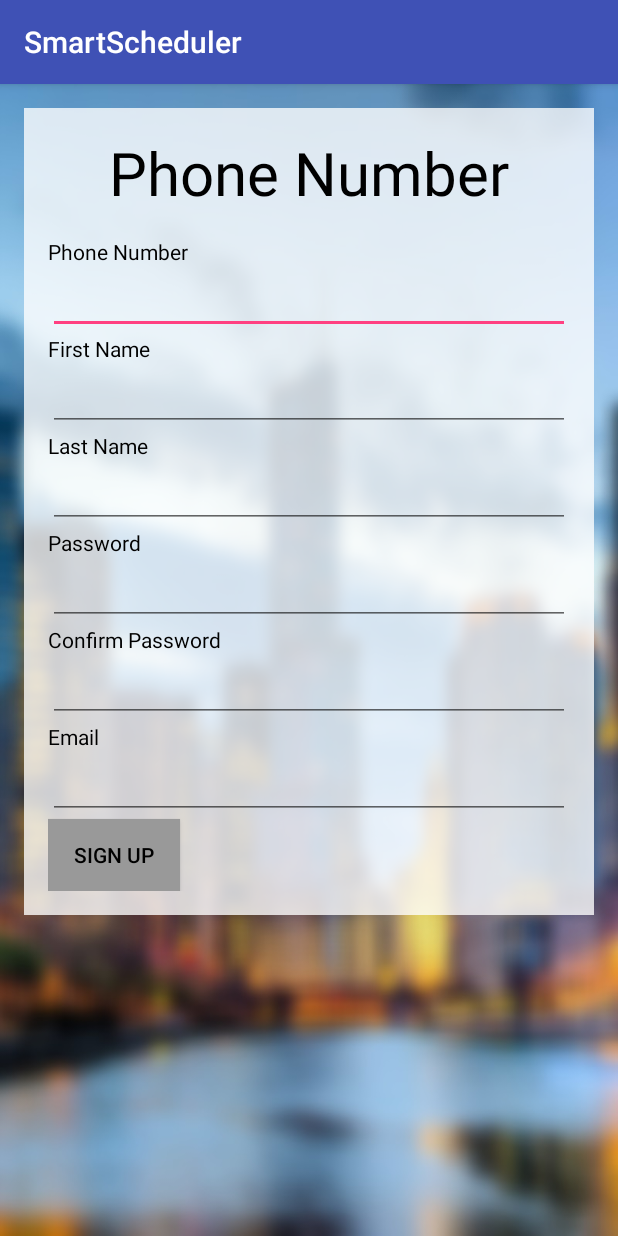
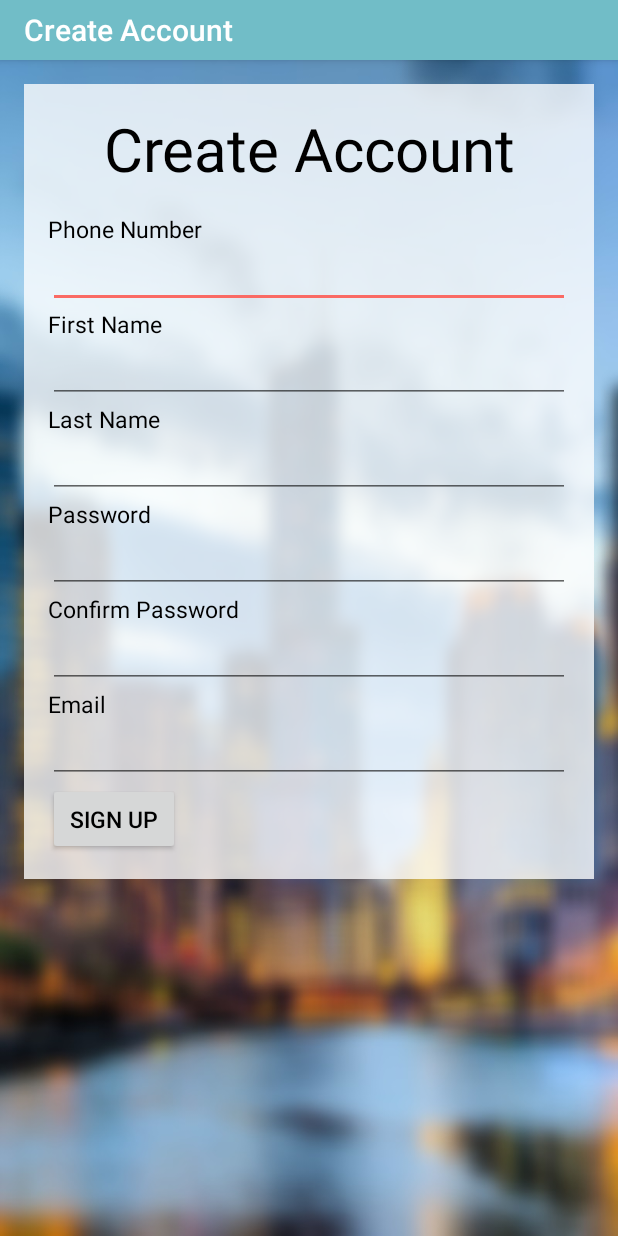
Before and after one commit to veereshr/rOOm-mobile-app, an Android app: the CreateAccount screen opened directly, with no data from a screen before it, on a phone screen of 412 x 824 dp. Run offline under Robolectric (Android 15) with nearby library versions, the phone set to English and light mode, and no system bars.

Commit message:
Change style sheet and added constants for color and textsize

```diff
--- a/SmartScheduler/app/src/main/AndroidManifest.xml
+++ b/SmartScheduler/app/src/main/AndroidManifest.xml
@@ -8,8 +8,7 @@
         android:label="@string/app_name"
         android:supportsRtl="true"
         android:theme="@style/AppTheme">
-        <activity android:name=".CreateTask" >
-        </activity>
+        <activity android:name=".CreateTask"/>
         <activity android:name=".ViewTask">
         </activity>
         <activity android:name=".LogIn" >
@@ -18,7 +17,8 @@
                 <category android:name="android.intent.category.LAUNCHER" />
             </intent-filter>
         </activity>
-        <activity android:name=".CreateAccount" >
+        <activity android:name=".CreateAccount"
+                  android:label="Create Account">
         </activity>
         <activity android:name=".GroupList" >
         </activity>
--- a/SmartScheduler/app/src/main/res/layout/activity_create_account.xml
+++ b/SmartScheduler/app/src/main/res/layout/activity_create_account.xml
@@ -9,160 +9,127 @@
     <ScrollView
         android:layout_width="match_parent"
         android:layout_height="match_parent"
-        android:id="@+id/scrollView3"
-        android:paddingTop="16dp"
-        android:paddingRight="16dp"
-        android:paddingBottom="16dp"
-        android:paddingLeft="16dp"
-        android:layout_below="@+id/textView13">
+        android:paddingTop="@dimen/activity_regular_padding"
+        android:paddingRight="@dimen/activity_regular_padding"
+        android:paddingLeft="@dimen/activity_regular_padding">
 
         <LinearLayout
             android:orientation="vertical"
             android:layout_width="match_parent"
-            android:layout_height="match_parent"
-            android:background="#c8ffffff"
-            android:padding="16sp">
+            android:layout_height="wrap_content"
+            android:background="@color/backGroundColor"
+            android:padding="@dimen/activity_regular_padding">
 
             <TextView
                 android:layout_width="match_parent"
                 android:layout_height="wrap_content"
-                android:text="Phone Number"
-                android:id="@+id/textView13"
-                android:textSize="40dp"
-                android:textColor="#000"
-                android:layout_alignParentStart="true"
-                android:layout_alignEnd="@+id/scrollView3"
+                android:text="Create Account"
+                android:textSize="@dimen/title_font_size"
+                android:textColor="@color/colorText"
                 android:textAlignment="center"
-                android:paddingBottom="16dp" />
+                android:paddingBottom="@dimen/activity_regular_padding" />
 
             <TextView
-                android:textColor="#000"
+                android:textSize="@dimen/regular_font_size"
+                android:textColor="@color/colorText"
                 android:layout_width="wrap_content"
                 android:layout_height="wrap_content"
-                android:text="Phone Number"
-                android:id="@+id/textView7"
-                android:layout_alignTop="@+id/phoneText"
-                android:layout_alignParentStart="true" />
+                android:text="Phone Number" />
 
             <EditText
-                android:textColor="#000"
+                android:textSize="@dimen/regular_font_size"
+                android:textColor="@color/colorText"
                 android:layout_width="match_parent"
                 android:layout_height="wrap_content"
                 android:singleLine="true"
-                android:id="@+id/phoneText"
-                android:layout_below="@+id/fNameText"
-                android:layout_alignStart="@+id/fNameText"
-                android:layout_alignEnd="@+id/lNameText" />
+                android:id="@+id/phoneText" />
 
             <TextView
-                android:textColor="#000"
+                android:textSize="@dimen/regular_font_size"
+                android:textColor="@color/colorText"
                 android:layout_width="wrap_content"
                 android:layout_height="wrap_content"
-                android:text="First Name"
-                android:id="@+id/textView6"
-                android:layout_above="@+id/lNameText"
-                android:layout_alignParentStart="true" />
+                android:text="First Name" />
 
             <EditText
-                android:textColor="#000"
+                android:textSize="@dimen/regular_font_size"
+                android:textColor="@color/colorText"
                 android:layout_width="match_parent"
                 android:layout_height="wrap_content"
                 android:id="@+id/fNameText"
-                android:singleLine="true"
-                android:layout_alignParentTop="true"
-                android:layout_toEndOf="@+id/textView7" />
+                android:singleLine="true" />
 
             <TextView
-                android:textColor="#000"
+                android:textSize="@dimen/regular_font_size"
+                android:textColor="@color/colorText"
                 android:layout_width="wrap_content"
                 android:layout_height="wrap_content"
-                android:text="Last Name"
-                android:id="@+id/textView12"
-                android:layout_above="@+id/lNameText"
-                android:layout_alignParentStart="true" />
+                android:text="Last Name" />
 
             <EditText
-                android:textColor="#000"
+                android:textSize="@dimen/regular_font_size"
+                android:textColor="@color/colorText"
                 android:layout_width="match_parent"
                 android:layout_height="wrap_content"
                 android:id="@+id/lNameText"
-                android:layout_above="@+id/phoneText"
-                android:layout_toEndOf="@+id/fNameText"
                 android:singleLine="true" />
 
             <TextView
-                android:textColor="#000"
+                android:textSize="@dimen/regular_font_size"
+                android:textColor="@color/colorText"
                 android:layout_width="wrap_content"
                 android:layout_height="wrap_content"
-                android:text="Password"
-                android:id="@+id/textView8"
-                android:layout_alignTop="@+id/passText"
-                android:layout_toStartOf="@+id/fNameText" />
+                android:text="Password" />
 
             <EditText
-                android:textColor="#000"
+                android:textSize="@dimen/regular_font_size"
+                android:textColor="@color/colorText"
                 android:layout_width="match_parent"
                 android:layout_height="wrap_content"
                 android:inputType="textPassword"
                 android:ems="10"
                 android:id="@+id/passText"
-                android:layout_below="@+id/phoneText"
-                android:layout_alignStart="@+id/phoneText"
                 android:singleLine="true" />
 
             <TextView
-                android:textColor="#000"
+                android:textSize="@dimen/regular_font_size"
+                android:textColor="@color/colorText"
                 android:layout_width="wrap_content"
                 android:layout_height="wrap_content"
-                android:text="Confirm Password"
-                android:id="@+id/textView9"
-                android:layout_above="@+id/passConText"
-                android:layout_alignParentStart="true" />
+                android:text="Confirm Password" />
 
             <EditText
-                android:textColor="#000"
+                android:textSize="@dimen/regular_font_size"
+                android:textColor="@color/colorText"
                 android:layout_width="match_parent"
                 android:layout_height="wrap_content"
                 android:inputType="textPassword"
                 android:ems="10"
                 android:id="@+id/passConText"
-                android:singleLine="true"
-                android:layout_centerVertical="true"
-                android:layout_alignStart="@+id/passText" />
+                android:singleLine="true" />
 
             <TextView
-                android:textColor="#000"
+                android:textSize="@dimen/regular_font_size"
+                android:textColor="@color/colorText"
                 android:layout_width="wrap_content"
                 android:layout_height="wrap_content"
-                android:text="Email"
-                android:id="@+id/textView10"
-                android:layout_alignBottom="@+id/emailText"
-                android:layout_alignStart="@+id/textView8"
-                android:layout_alignTop="@+id/emailText" />
+                android:text="Email"/>
 
             <EditText
-                android:textColor="#000"
+                android:textSize="@dimen/regular_font_size"
+                android:textColor="@color/colorText"
                 android:layout_width="match_parent"
                 android:layout_height="wrap_content"
                 android:id="@+id/emailText"
-                android:layout_below="@+id/passConText"
-                android:singleLine="true"
-                android:layout_alignStart="@+id/passConText"
-                android:layout_alignEnd="@+id/passConText" />
+                android:singleLine="true" />
 
             <Button
-                android:textColor="#000"
-                android:background="#999"
+                android:textSize="@dimen/regular_font_size"
                 android:layout_width="wrap_content"
                 android:layout_height="wrap_content"
                 android:text="Sign Up"
-                android:id="@+id/button2"
-                android:singleLine="true"
-                android:layout_below="@+id/emailText"
-                android:layout_alignParentEnd="true"
-                android:onClick="CreateAccount" />
-
+                android:textColor="@color/colorText"
+                android:onClick="CreateAccount"  />
         </LinearLayout>
     </ScrollView>
-
 </RelativeLayout>
--- a/SmartScheduler/app/src/main/res/menu/menu_create_task.xml
+++ /dev/null
@@ -1,10 +0,0 @@
-<menu xmlns:android="http://schemas.android.com/apk/res/android"
-    xmlns:app="http://schemas.android.com/apk/res-auto"
-    xmlns:tools="http://schemas.android.com/tools"
-    tools:context="com.example.dips.smartscheduler.CreateTask">
-    <item
-        android:id="@+id/action_settings"
-        android:orderInCategory="100"
-        android:title="@string/action_settings"
-        app:showAsAction="never" />
-</menu>
--- a/SmartScheduler/app/src/main/res/values/colors.xml
+++ b/SmartScheduler/app/src/main/res/values/colors.xml
@@ -1,6 +1,8 @@
 <?xml version="1.0" encoding="utf-8"?>
 <resources>
-    <color name="colorPrimary">#3F51B5</color>
-    <color name="colorPrimaryDark">#303F9F</color>
-    <color name="colorAccent">#FF4081</color>
+    <color name="colorPrimary">#71bdc7</color>
+    <color name="colorPrimaryDark">#71acc7</color>
+    <color name="colorAccent">#fa6a64</color>
+    <color name="colorText">#000000</color>
+    <color name="backGroundColor">#c8ffffff</color>
 </resources>
--- a/SmartScheduler/app/src/main/res/values/dimens.xml
+++ b/SmartScheduler/app/src/main/res/values/dimens.xml
@@ -2,5 +2,8 @@
     <!-- Default screen margins, per the Android Design guidelines. -->
     <dimen name="activity_horizontal_margin">16dp</dimen>
     <dimen name="activity_vertical_margin">16dp</dimen>
+    <dimen name="activity_regular_padding">16dp</dimen>
     <dimen name="fab_margin">16dp</dimen>
+    <dimen name="regular_font_size">15sp</dimen>
+    <dimen name="title_font_size">40sp</dimen>
 </resources>
--- a/SmartScheduler/app/src/main/res/values/strings.xml
+++ b/SmartScheduler/app/src/main/res/values/strings.xml
@@ -1,4 +1,6 @@
 <resources>
     <string name="app_name">SmartScheduler</string>
     <string name="action_settings">Settings</string>
+
+    <!-- Create Account-->
 </resources>
--- a/SmartScheduler/app/src/main/res/values/styles.xml
+++ b/SmartScheduler/app/src/main/res/values/styles.xml
@@ -6,6 +6,8 @@
         <item name="colorPrimary">@color/colorPrimary</item>
         <item name="colorPrimaryDark">@color/colorPrimaryDark</item>
         <item name="colorAccent">@color/colorAccent</item>
+        <item name="android:actionBarSize">40dp</item>
+        <item name="android:textSize">10dp</item>
     </style>
 
     <style name="AppTheme.NoActionBar">
```
